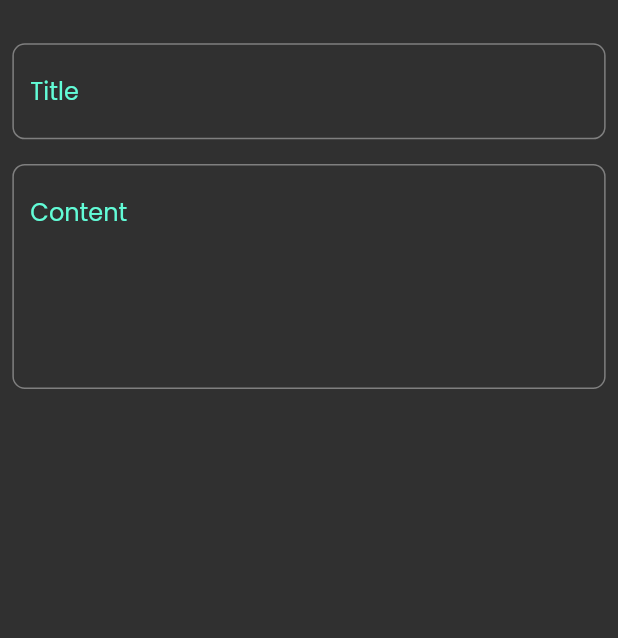
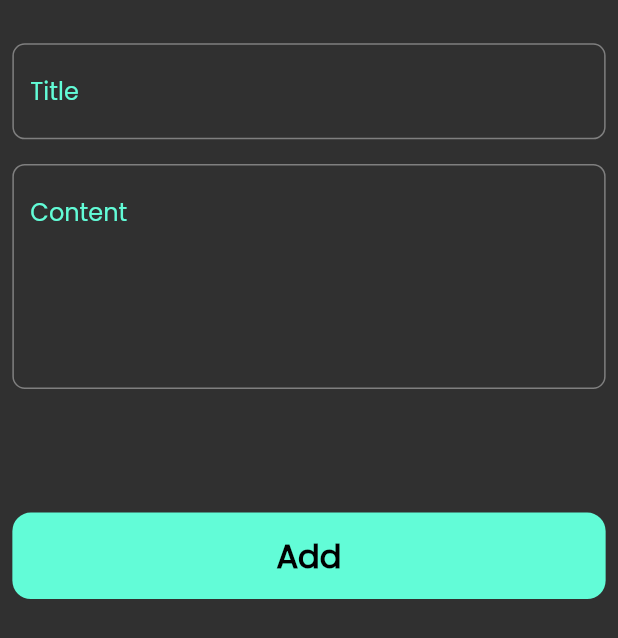
Before and after one commit to MuhammedBashuaib/notes_app_with_local_storage, a Flutter app: the AddNoteBottomSheet widget shown alone on an empty page, opened directly, on a phone screen of 412 x 824 dp. Shown: the top 638 px of the screen. Run offline on Flutter 3.47's test engine with Material 2 defaults, Android fonts, the phone set to English and light mode, and no system bars.

Commit message:
CREATE customButton and finish notes bottom sheet

```diff
--- a/lib/views/widgets/add_note_buttom_sheet.dart
+++ b/lib/views/widgets/add_note_buttom_sheet.dart
@@ -1,5 +1,6 @@
 import 'package:flutter/material.dart';
 import 'package:notes_app_with_local_storge/const.dart';
+import 'package:notes_app_with_local_storge/views/widgets/custom_button.dart';
 import 'package:notes_app_with_local_storge/views/widgets/custom_text_field.dart';
 
 class AddNoteBottomSheet extends StatelessWidget {
@@ -11,6 +12,7 @@ class AddNoteBottomSheet extends StatelessWidget {
       padding: EdgeInsets.symmetric(
         horizontal: widthScreen * .02,
       ),
+      child: SingleChildScrollView(
         child: Column(
           children: [
             SizedBox(
@@ -25,8 +27,16 @@ class AddNoteBottomSheet extends StatelessWidget {
             const CustomTextField(
               hintText: "Content",
               maxLines: 5,
-          )
+            ),
+            SizedBox(
+              height: heightScreen * .1,
+            ),
+            const CustomButton(),
+            SizedBox(
+              height: heightScreen * .03,
+            ),
           ],
+        ),
       ),
     );
   }
--- /dev/null
+++ b/lib/views/widgets/custom_button.dart
@@ -0,0 +1,28 @@
+import 'package:flutter/material.dart';
+import 'package:notes_app_with_local_storge/const.dart';
+
+class CustomButton extends StatelessWidget {
+  const CustomButton({super.key});
+
+  @override
+  Widget build(BuildContext context) {
+    return Container(
+      width: MediaQuery.of(context).size.width,
+      height: heightScreen * .07,
+      decoration: BoxDecoration(
+        color: MyColors.kPrimaryColor,
+        borderRadius: BorderRadius.circular(widthScreen * .03),
+      ),
+      child: Center(
+        child: Text(
+          "Add",
+          style: TextStyle(
+            color: MyColors.kBlack,
+            fontSize: fSize * 1.3,
+            fontWeight: FontWeight.bold,
+          ),
+        ),
+      ),
+    );
+  }
+}
```
Lines whose indentation alone changed are shown as unchanged.
